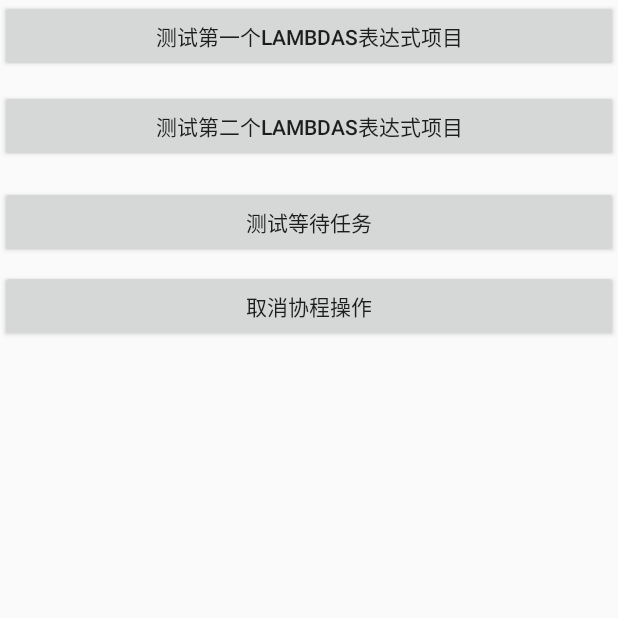
After one commit to wanglijian1993/kotlin_project, an Android app: the TextActivity screen opened directly, with no data from a screen before it, on a phone screen of 412 x 824 dp, the top half of it. The commit adds this screen. Run offline under Robolectric (Android 15) with nearby library versions, the phone set to English and light mode, and no system bars.

```diff
--- a/app/src/main/AndroidManifest.xml
+++ b/app/src/main/AndroidManifest.xml
@@ -19,6 +19,9 @@
                 <category android:name="android.intent.category.LAUNCHER" />
             </intent-filter>
         </activity>
+        <activity android:name=".activities.TextActivity">
+
+        </activity>
     </application>
 
 </manifest>
--- a/app/src/main/java/com/android/frameworkkotlin/activities/MainActivity.kt
+++ b/app/src/main/java/com/android/frameworkkotlin/activities/MainActivity.kt
@@ -18,7 +18,7 @@ class MainActivity : BaseActivity() {
         super.onCreate(savedInstanceState)
         setContentView(R.layout.activity_main)
         initListner()
-    }
+     }
 
     fun initListner() {
         bnvBottomMenu.setOnNavigationItemSelectedListener(BottomNavigationView.OnNavigationItemSelectedListener { item ->
--- a/app/src/main/java/com/android/frameworkkotlin/fragments/HomeFragment.kt
+++ b/app/src/main/java/com/android/frameworkkotlin/fragments/HomeFragment.kt
@@ -1,5 +1,6 @@
 package com.android.frameworkkotlin.fragments
 
+import android.app.Activity
 import android.os.Bundle
 import android.view.LayoutInflater
 import android.view.View
@@ -18,6 +19,7 @@ import kotlinx.coroutines.launch
  * 邮箱：wanglijian1214@gmail.com
  */
    class HomeFragment:BaseFragment(){
+
     companion object {
      var instance :HomeFragment = HomeFragment()
     }
--- /dev/null
+++ b/app/src/main/res/layout/activity_text.xml
@@ -0,0 +1,55 @@
+<?xml version="1.0" encoding="utf-8"?>
+<androidx.constraintlayout.widget.ConstraintLayout
+    xmlns:android="http://schemas.android.com/apk/res/android"
+    xmlns:app="http://schemas.android.com/apk/res-auto"
+    xmlns:tools="http://schemas.android.com/tools"
+    android:layout_width="match_parent"
+    android:layout_height="match_parent">
+
+    <Button
+        android:id="@+id/button"
+        android:layout_width="match_parent"
+        android:layout_height="wrap_content"
+        android:onClick="onClick"
+        android:text="测试第一个lambdas表达式项目"
+        app:layout_constraintEnd_toEndOf="parent"
+        app:layout_constraintHorizontal_bias="0.0"
+        app:layout_constraintStart_toStartOf="parent"
+        app:layout_constraintTop_toTopOf="parent" />
+
+    <Button
+        android:id="@+id/button1"
+        android:layout_width="match_parent"
+        android:layout_height="wrap_content"
+        android:layout_marginTop="60dp"
+        android:onClick="onClick"
+        android:text="测试第二个lambdas表达式项目"
+        app:layout_constraintEnd_toEndOf="parent"
+        app:layout_constraintHorizontal_bias="0.0"
+        app:layout_constraintStart_toStartOf="parent"
+        app:layout_constraintTop_toTopOf="parent" />
+
+    <Button
+        android:id="@+id/button2"
+        android:layout_width="match_parent"
+        android:layout_height="wrap_content"
+        android:layout_marginTop="124dp"
+        android:onClick="onClick"
+        android:text="测试等待任务"
+        app:layout_constraintEnd_toEndOf="parent"
+        app:layout_constraintHorizontal_bias="0.0"
+        app:layout_constraintStart_toStartOf="parent"
+        app:layout_constraintTop_toTopOf="parent" />
+
+    <Button
+        android:id="@+id/button3"
+        android:layout_width="match_parent"
+        android:layout_height="wrap_content"
+        android:layout_marginTop="180dp"
+        android:onClick="onClick"
+        android:text="取消协程操作"
+        app:layout_constraintEnd_toEndOf="parent"
+        app:layout_constraintHorizontal_bias="0.0"
+        app:layout_constraintStart_toStartOf="parent"
+        app:layout_constraintTop_toTopOf="parent" />
+</androidx.constraintlayout.widget.ConstraintLayout>
```
Also changed, not shown: app/src/main/java/com/android/frameworkkotlin/activities/TextActivity.kt (added, +119 -0 lines), app/src/main/java/com/android/frameworkkotlin/network/MyRetrofit.kt (+58 -1 lines).
